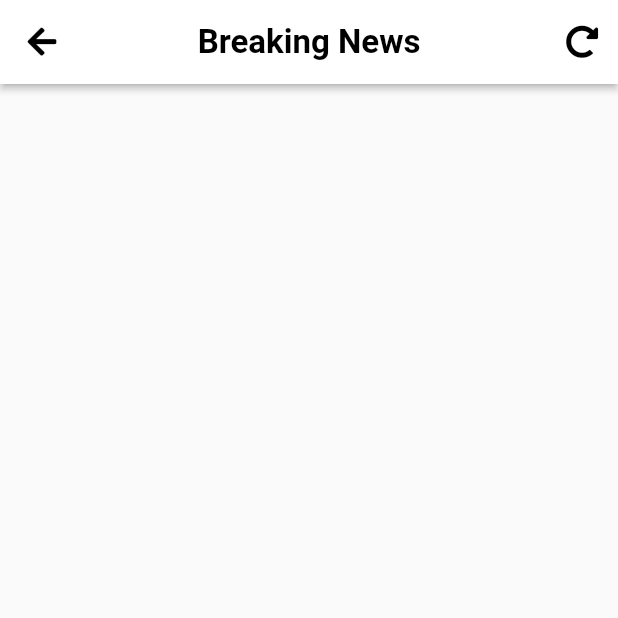
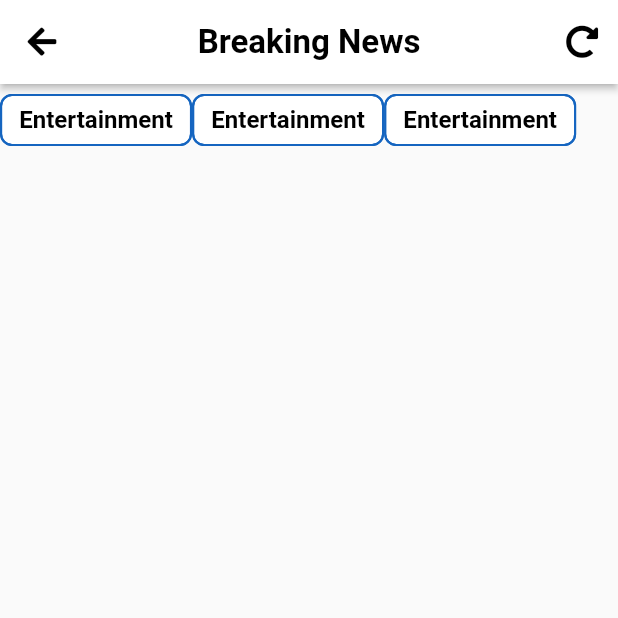
Before and after one commit to KomkatStudio/newsnews, a Flutter app: the MoreBreakingNews screen opened directly, on a phone screen of 412 x 824 dp, the top half of it. Run offline on Flutter 3.47's test engine with Material 2 defaults, Android fonts, the phone set to English and light mode, and no system bars; our stand-ins replace bloc, bottom_navy_bar, dartz, equatable, flutter_bloc, flutter_dotenv and 3 more.

```diff
--- a/analysis_options.yaml
+++ b/analysis_options.yaml
@@ -22,8 +22,8 @@ linter:
   # `// ignore_for_file: name_of_lint` syntax on the line or in the file
   # producing the lint.
   rules:
+    avoid_print: false
     # avoid_print: false  # Uncomment to disable the `avoid_print` rule
     # prefer_single_quotes: true  # Uncomment to enable the `prefer_single_quotes` rule
-
 # Additional information about this file can be found at
 # https://dart.dev/guides/language/analysis-options
--- a/lib/src/core/config/flavor_config.dart
+++ b/lib/src/core/config/flavor_config.dart
@@ -34,7 +34,6 @@ class FlavorConfig {
 }
 
 void setFlavorDevelopment() {
-
   FlavorConfig(
       flavor: Flavor.dev,
       name: "NewsNews-Dev",
--- a/lib/src/core/config/router.dart
+++ b/lib/src/core/config/router.dart
@@ -1,5 +1,3 @@
-
-
 class Router {
   static const feeds = '/feeds';
   static const videos = '/videos';
@@ -7,6 +5,4 @@ class Router {
   static const user = '/user';
   static const moreBreakingNews = '/moreBreakingNews';
   static const moreHotTrendings = '/moreHotTrendings';
-
-
 }
--- a/lib/src/core/errors/failure.dart
+++ b/lib/src/core/errors/failure.dart
@@ -5,8 +5,6 @@ abstract class Failure extends Equatable {
   List<Object?> get props => [];
 }
 
-class ServerFailure extends Failure {
-
-}
+class ServerFailure extends Failure {}
 
 class CacheFailure extends Failure {}
--- a/lib/src/features/feed/presentation/view/feed_screen.dart
+++ b/lib/src/features/feed/presentation/view/feed_screen.dart
@@ -1,4 +1,3 @@
-import 'package:carousel_slider/carousel_slider.dart';
 import 'package:flutter/material.dart';
 import 'package:flutter_bloc/flutter_bloc.dart';
 import 'package:flutter_screenutil/flutter_screenutil.dart';
--- a/lib/src/features/feed/presentation/view/more_breaking_news.dart
+++ b/lib/src/features/feed/presentation/view/more_breaking_news.dart
@@ -2,8 +2,15 @@ import 'package:flutter/material.dart';
 import 'package:flutter_screenutil/flutter_screenutil.dart';
 import 'package:font_awesome_flutter/font_awesome_flutter.dart';
 
-class MoreBreakingNews extends StatelessWidget {
+class MoreBreakingNews extends StatefulWidget {
   const MoreBreakingNews({Key? key}) : super(key: key);
+
+  @override
+  State<MoreBreakingNews> createState() => _MoreBreakingNewsState();
+}
+
+class _MoreBreakingNewsState extends State<MoreBreakingNews> {
+  bool selected = false;
 
   @override
   Widget build(BuildContext context) {
@@ -32,6 +39,74 @@ class MoreBreakingNews extends StatelessWidget {
               color: Colors.black,
             ),
             onPressed: () {},
+          ),
+        ],
+      ),
+      body: Column(
+        children: [
+          Wrap(
+            children: [
+              ChoiceChip(
+                shape: RoundedRectangleBorder(
+                  borderRadius: const BorderRadius.all(Radius.circular(8)),
+                  side: BorderSide(color: Colors.blue.shade800, width: 1.4),
+                ),
+                label: const Text("Entertainment"),
+                labelStyle: TextStyle(
+                  color: selected ? Colors.white : Colors.black,
+                  fontSize: 16.sp,
+                  fontWeight: FontWeight.w600,
+                ),
+                selected: selected,
+                onSelected: (value) {
+                  setState(() {
+                    selected = value;
+                  });
+                },
+                selectedColor: Colors.blue.shade800,
+                backgroundColor: Colors.white,
+              ),
+              ChoiceChip(
+                shape: RoundedRectangleBorder(
+                  borderRadius: const BorderRadius.all(Radius.circular(8)),
+                  side: BorderSide(color: Colors.blue.shade800, width: 1.4),
+                ),
+                label: const Text("Entertainment"),
+                labelStyle: TextStyle(
+                  color: selected ? Colors.white : Colors.black,
+                  fontSize: 16.sp,
+                  fontWeight: FontWeight.w600,
+                ),
+                selected: selected,
+                onSelected: (value) {
+                  setState(() {
+                    selected = value;
+                  });
+                },
+                selectedColor: Colors.blue.shade800,
+                backgroundColor: Colors.white,
+              ),
+              ChoiceChip(
+                shape: RoundedRectangleBorder(
+                  borderRadius: const BorderRadius.all(Radius.circular(8)),
+                  side: BorderSide(color: Colors.blue.shade800, width: 1.4),
+                ),
+                label: const Text("Entertainment"),
+                labelStyle: TextStyle(
+                  color: selected ? Colors.white : Colors.black,
+                  fontSize: 16.sp,
+                  fontWeight: FontWeight.w600,
+                ),
+                selected: selected,
+                onSelected: (value) {
+                  setState(() {
+                    selected = value;
+                  });
+                },
+                selectedColor: Colors.blue.shade800,
+                backgroundColor: Colors.white,
+              ),
+            ],
           )
         ],
       ),
--- a/lib/src/widgets/circle_loading.dart
+++ b/lib/src/widgets/circle_loading.dart
@@ -1,7 +1,7 @@
 import 'package:flutter/material.dart';
 
 class CircleLoading extends StatelessWidget {
-  const CircleLoading({ Key? key }) : super(key: key);
+  const CircleLoading({Key? key}) : super(key: key);
 
   @override
   Widget build(BuildContext context) {
```
Also changed, not shown: lib/src/features/favorite/presentation/view/favorite_screen.dart (+5 -3 lines), lib/src/features/video_screen/presentation/view/video_screen.dart (+5 -3 lines), lib/src/features/feed/presentation/cubit/news_state.dart (line endings or trailing spaces), 1 other file.
